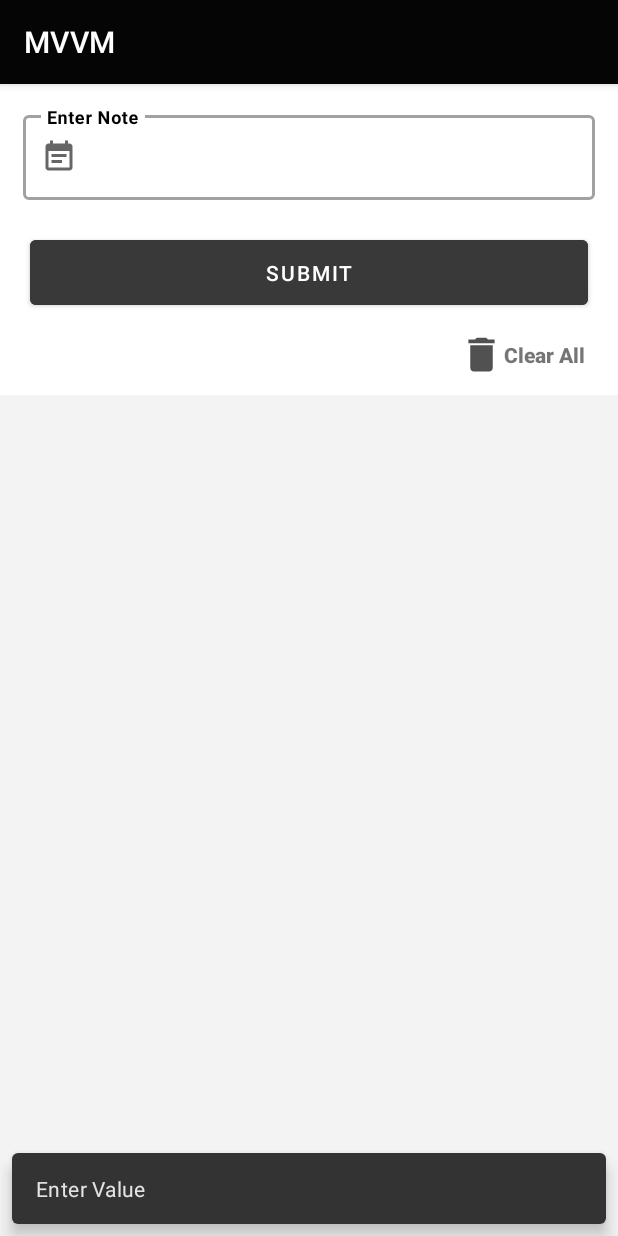
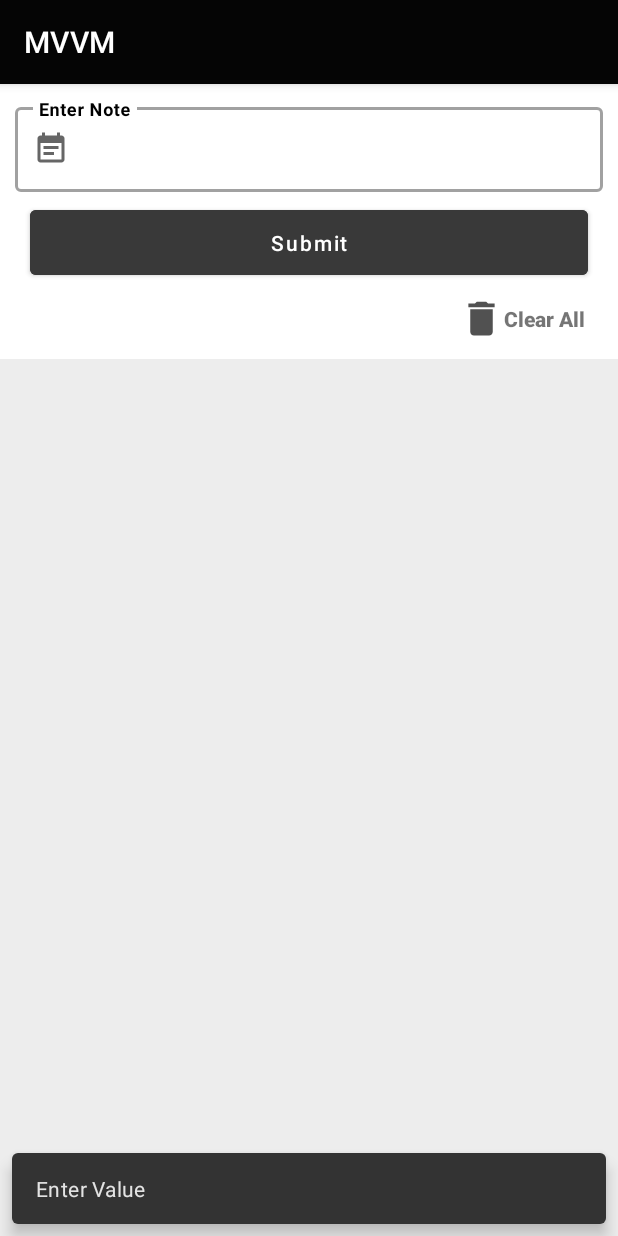
Before and after one commit to m7madmagdy/NoteApp, an Android app: the screen it shows after launch (MainActivity), after a tap on "Clear All", on a phone screen of 412 x 824 dp. Run offline under Robolectric (Android 15) with nearby library versions, the phone set to English and light mode, and no system bars; 1 other tap on this screen came first.

Commit message:
init app

```diff
--- a/app/src/main/java/com/kotlinapps/mvvm/MainActivity.kt
+++ b/app/src/main/java/com/kotlinapps/mvvm/MainActivity.kt
@@ -9,38 +9,42 @@ import androidx.recyclerview.widget.LinearLayoutManager
 import androidx.recyclerview.widget.RecyclerView
 import com.google.android.material.snackbar.Snackbar
 import com.google.android.material.textfield.TextInputEditText
-import com.kotlinapps.mvvm.adapter.MainViewModel
-import com.kotlinapps.mvvm.adapter.MainViewModelFactory
-import com.kotlinapps.mvvm.adapter.NoteRecyclerAdapter
+import com.kotlinapps.mvvm.ui.viewModel.MainViewModel
+import com.kotlinapps.mvvm.ui.viewModel.MainViewModelFactory
+import com.kotlinapps.mvvm.ui.NotesAdapter
 import com.kotlinapps.mvvm.databinding.ActivityMainBinding
 import com.kotlinapps.mvvm.model.Blog
 
 class MainActivity : AppCompatActivity() {
-
     private var viewManager = LinearLayoutManager(this)
     private lateinit var viewModel: MainViewModel
     private lateinit var mainrecycler: RecyclerView
-    private lateinit var _binding: ActivityMainBinding
-    private val blogList: ArrayList<Blog> = ArrayList()
+    private lateinit var binding: ActivityMainBinding
 
     override fun onCreate(savedInstanceState: Bundle?) {
         super.onCreate(savedInstanceState)
-        _binding = ActivityMainBinding.inflate(layoutInflater)
-        setContentView(_binding.root)
+        binding = ActivityMainBinding.inflate(layoutInflater)
+        setContentView(binding.root)
+        mainrecycler = findViewById(R.id.recycler)
 
-        mainrecycler = findViewById(R.id.recycler)
         requireNotNull(this).application
+
         val factory = MainViewModelFactory()
-        viewModel = ViewModelProvider(this, factory)[MainViewModel::class.java]
+        viewModel = ViewModelProvider(this, factory).get(MainViewModel::class.java)
 
-        _binding.button.setOnClickListener {
+        binding.button.setOnClickListener {
             addData()
         }
+
         initialiseAdapter()
 
-        _binding.deleteAll.setOnClickListener {
-            viewModel.clear()
-            Toast.makeText(this, "Cleared", Toast.LENGTH_SHORT).show()
+        binding.deleteAll.setOnClickListener {
+            if (mainrecycler.layoutManager?.itemCount == 0) {
+                Toast.makeText(this, "Nothing to Clear", Toast.LENGTH_SHORT).show()
+            } else {
+                viewModel.clear()
+                Toast.makeText(this, "Cleared", Toast.LENGTH_SHORT).show()
+            }
         }
     }
 
@@ -51,20 +55,19 @@ class MainActivity : AppCompatActivity() {
 
     private fun observeData() {
         viewModel.mutableLiveData.observe(this) {
-            mainrecycler.adapter = NoteRecyclerAdapter(viewModel, it, this)
+            mainrecycler.adapter = NotesAdapter(viewModel, it, this)
         }
     }
 
     @SuppressLint("NotifyDataSetChanged")
     fun addData() {
-        val txtplce = findViewById<TextInputEditText>(R.id.titletxt)
-        val title = txtplce.text.toString()
-        if (title.isBlank()) {
-            Snackbar.make(_binding.root, "Enter Value", Snackbar.LENGTH_LONG).show()
+        val titleNote = binding.noteEditText.text.toString()
+        if (titleNote.isBlank()) {
+            Snackbar.make(binding.root, "Enter Value", Snackbar.LENGTH_LONG).show()
         } else {
-            val blog = Blog(title)
+            val blog = Blog(titleNote)
             viewModel.add(blog)
-            txtplce.text?.clear()
+            binding.noteEditText.text?.clear()
             mainrecycler.adapter?.notifyDataSetChanged()
         }
     }
--- a/app/src/main/java/com/kotlinapps/mvvm/adapter/NoteRecyclerAdapter.kt
+++ /dev/null
@@ -1,45 +0,0 @@
-package com.kotlinapps.mvvm.adapter
-
-import android.content.Context
-import android.view.LayoutInflater
-import android.view.View
-import android.view.ViewGroup
-import android.widget.ImageButton
-import android.widget.TextView
-import android.widget.Toast
-import androidx.recyclerview.widget.RecyclerView
-import com.kotlinapps.mvvm.R
-import com.kotlinapps.mvvm.model.Blog
-
-class NoteRecyclerAdapter(
-    val viewModel: MainViewModel,
-    private val blogList: ArrayList<Blog>,
-    private val context: Context
-) : RecyclerView.Adapter<NoteRecyclerAdapter.NotesViewHolder>() {
-    override fun onCreateViewHolder(
-        parent: ViewGroup,
-        viewType: Int,
-    ): NoteRecyclerAdapter.NotesViewHolder {
-        val root = LayoutInflater.from(parent.context).inflate(R.layout.item_view, parent, false)
-        return NotesViewHolder(root)
-    }
-
-    override fun onBindViewHolder(holder: NoteRecyclerAdapter.NotesViewHolder, position: Int) {
-        holder.bind(blogList[position])
-    }
-
-    override fun getItemCount(): Int {
-        return blogList.size
-    }
-
-    inner class NotesViewHolder(itemView: View) : RecyclerView.ViewHolder(itemView) {
-        fun bind(blog: Blog) {
-            val title: TextView = itemView.findViewById(R.id.title)
-            val delete: ImageButton = itemView.findViewById(R.id.delete)
-            title.text = blog.title
-            delete.setOnClickListener {
-                viewModel.remove(blog)
-            }
-        }
-    }
-}
--- a/app/src/main/java/com/kotlinapps/mvvm/adapter/MainViewModel.kt
+++ b/app/src/main/java/com/kotlinapps/mvvm/ui/viewModel/MainViewModel.kt
@@ -1,4 +1,4 @@
-package com.kotlinapps.mvvm.adapter
+package com.kotlinapps.mvvm.ui.viewModel
 
 import androidx.lifecycle.MutableLiveData
 import androidx.lifecycle.ViewModel
--- a/app/src/main/java/com/kotlinapps/mvvm/adapter/MainViewModelFactory.kt
+++ b/app/src/main/java/com/kotlinapps/mvvm/ui/viewModel/MainViewModelFactory.kt
@@ -1,4 +1,4 @@
-package com.kotlinapps.mvvm.adapter
+package com.kotlinapps.mvvm.ui.viewModel
 
 import androidx.lifecycle.ViewModel
 import androidx.lifecycle.ViewModelProvider
--- a/app/src/main/res/layout/activity_main.xml
+++ b/app/src/main/res/layout/activity_main.xml
@@ -12,7 +12,9 @@
         style="@style/Widget.MaterialComponents.TextInputLayout.OutlinedBox"
         android:layout_width="match_parent"
         android:layout_height="wrap_content"
-        android:layout_margin="15dp"
+        android:layout_marginTop="10dp"
+        android:layout_marginLeft="10dp"
+        android:layout_marginRight="10dp"
         android:elevation="20dp"
         android:hint="@string/my_hint"
         app:boxStrokeColor="#A1A1A1"
@@ -21,10 +23,9 @@
         tools:targetApi="p">
 
         <com.google.android.material.textfield.TextInputEditText
-            android:id="@+id/titletxt"
+            android:id="@+id/noteEditText"
             android:layout_width="match_parent"
             android:layout_height="wrap_content"
-            android:layout_marginTop="24dp"
             android:ems="10"
             android:inputType="textPersonName"
             android:textColor="#000"
@@ -37,11 +38,12 @@
         android:layout_width="match_parent"
         android:layout_height="55dp"
         android:layout_gravity="center"
-        android:layout_marginTop="5dp"
         android:layout_marginLeft="20dp"
         android:layout_marginRight="20dp"
+        android:layout_marginTop="6dp"
         android:backgroundTint="#393939"
         android:elevation="30dp"
+        android:textAllCaps="false"
         android:text="Submit"
         android:textColor="@color/white"
         tools:targetApi="lollipop" />
@@ -52,7 +54,7 @@
         android:layout_height="wrap_content"
         android:layout_gravity="right"
         android:layout_marginLeft="10dp"
-        android:layout_marginTop="10dp"
+        android:layout_marginTop="6dp"
         android:layout_marginRight="20dp"
         android:layout_marginBottom="10dp"
         android:background="@drawable/stroke"
@@ -69,6 +71,6 @@
         android:id="@+id/recycler"
         android:layout_width="match_parent"
         android:layout_height="match_parent"
-        android:background="#F3F3F3"
+        android:background="#EDEDED"
         tools:listitem="@layout/item_view" />
 </LinearLayout>
--- a/app/src/main/res/layout/item_view.xml
+++ b/app/src/main/res/layout/item_view.xml
@@ -22,7 +22,7 @@
             android:layout_width="wrap_content"
             android:layout_height="wrap_content"
             android:layout_margin="20dp"
-            android:text="Hallo"
+            android:text="Hello"
             android:textColor="#000"
             android:textSize="30sp"
             app:layout_constraintBottom_toBottomOf="parent"
```
Also changed, not shown: app/src/main/java/com/kotlinapps/mvvm/ui/NotesAdapter.kt (added, +31 -0 lines), app/src/main/java/com/kotlinapps/mvvm/ui/NotesViewHolder.kt (added, +25 -0 lines).
